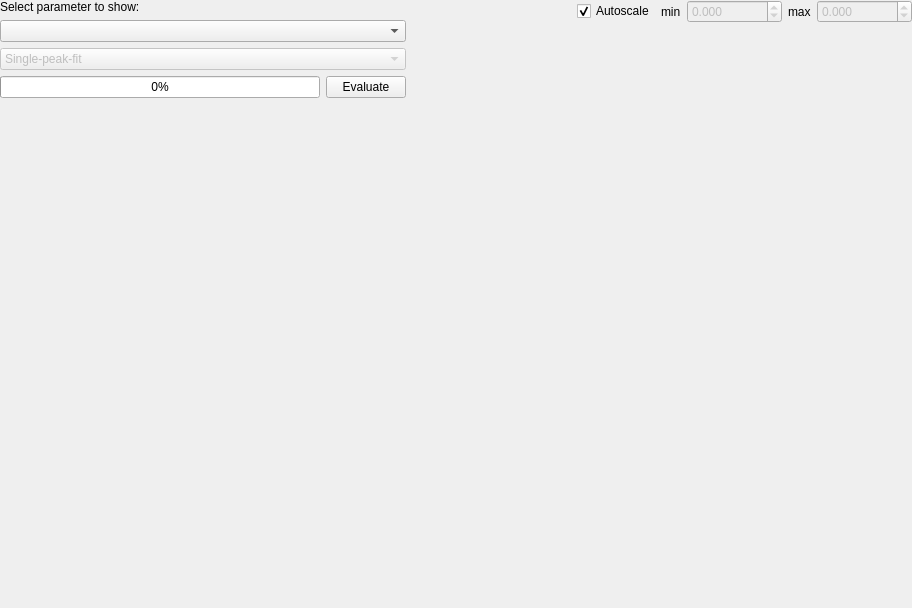
Above: bmicro/gui/evaluation/evaluation_view.ui from BrillouinMicroscopy/BMicro before the change. Below: the same form after it.
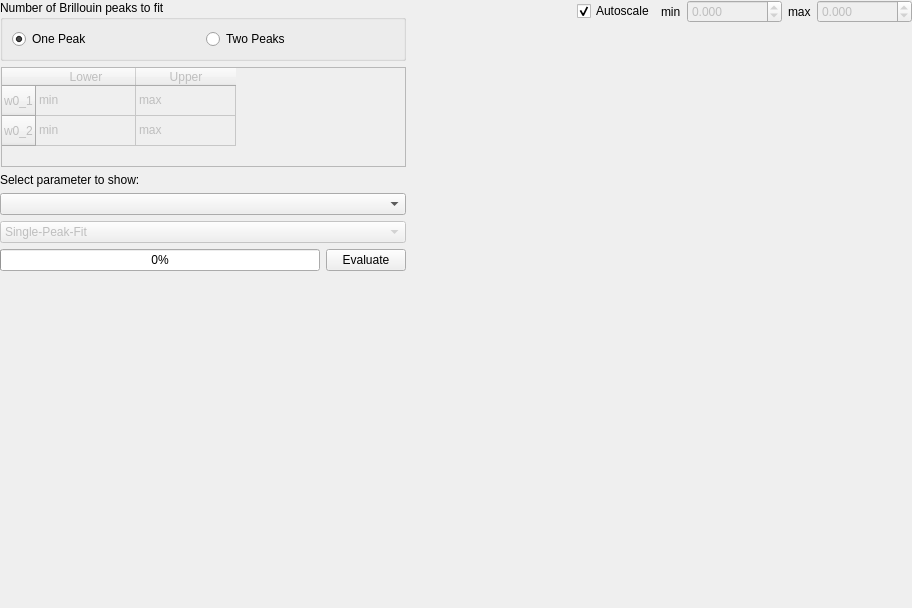
That is the form after the change.

Commit message: Implement GUI for selecting multi-peak fit results

Diff of the .ui file:
```diff
--- a/bmicro/gui/evaluation/evaluation_view.ui
+++ b/bmicro/gui/evaluation/evaluation_view.ui
@@ -36,6 +36,121 @@
     <layout class="QHBoxLayout" name="horizontalLayout_5">
      <item>
       <layout class="QVBoxLayout" name="verticalLayout">
+       <item>
+        <widget class="QGroupBox" name="nrBrillouinPeaksGroup">
+         <property name="maximumSize">
+          <size>
+           <width>16777215</width>
+           <height>700</height>
+          </size>
+         </property>
+         <property name="title">
+          <string>Number of Brillouin peaks to fit</string>
+         </property>
+         <layout class="QHBoxLayout" name="horizontalLayout_3">
+          <item>
+           <widget class="QRadioButton" name="nrBrillouinPeaks_1">
+            <property name="text">
+             <string>One Peak</string>
+            </property>
+            <property name="checked">
+             <bool>true</bool>
+            </property>
+            <attribute name="buttonGroup">
+             <string notr="true">buttonGroup</string>
+            </attribute>
+           </widget>
+          </item>
+          <item>
+           <widget class="QRadioButton" name="nrBrillouinPeaks_2">
+            <property name="text">
+             <string>Two Peaks</string>
+            </property>
+            <attribute name="buttonGroup">
+             <string notr="true">buttonGroup</string>
+            </attribute>
+           </widget>
+          </item>
+         </layout>
+        </widget>
+       </item>
+       <item>
+        <widget class="QWidget" name="widget" native="true">
+         <property name="minimumSize">
+          <size>
+           <width>0</width>
+           <height>100</height>
+          </size>
+         </property>
+         <property name="maximumSize">
+          <size>
+           <width>700</width>
+           <height>100</height>
+          </size>
+         </property>
+         <layout class="QVBoxLayout" name="verticalLayout_4">
+          <property name="leftMargin">
+           <number>1</number>
+          </property>
+          <property name="topMargin">
+           <number>0</number>
+          </property>
+          <property name="rightMargin">
+           <number>0</number>
+          </property>
+          <property name="bottomMargin">
+           <number>0</number>
+          </property>
+          <item>
+           <widget class="QTableWidget" name="bounds_table">
+            <property name="enabled">
+             <bool>false</bool>
+            </property>
+            <row>
+             <property name="text">
+              <string>w0_1</string>
+             </property>
+            </row>
+            <row>
+             <property name="text">
+              <string>w0_2</string>
+             </property>
+            </row>
+            <column>
+             <property name="text">
+              <string>Lower</string>
+             </property>
+            </column>
+            <column>
+             <property name="text">
+              <string>Upper</string>
+             </property>
+            </column>
+            <item row="0" column="0">
+             <property name="text">
+              <string>min</string>
+             </property>
+            </item>
+            <item row="0" column="1">
+             <property name="text">
+              <string>max</string>
+             </property>
+            </item>
+            <item row="1" column="0">
+             <property name="text">
+              <string>min</string>
+             </property>
+            </item>
+            <item row="1" column="1">
+             <property name="text">
+              <string>max</string>
+             </property>
+            </item>
+           </widget>
+          </item>
+         </layout>
+        </widget>
+       </item>
        <item>
         <widget class="QWidget" name="widget_selection" native="true">
          <property name="sizePolicy">
@@ -108,7 +223,7 @@
             </property>
             <item>
              <property name="text">
-              <string>Single-peak-fit</string>
+              <string>Single-Peak-Fit</string>
              </property>
             </item>
             <item>
```
Left out of the diff: 20 changed lines with no effect on the pictures. The commit also changes 1 other file.
